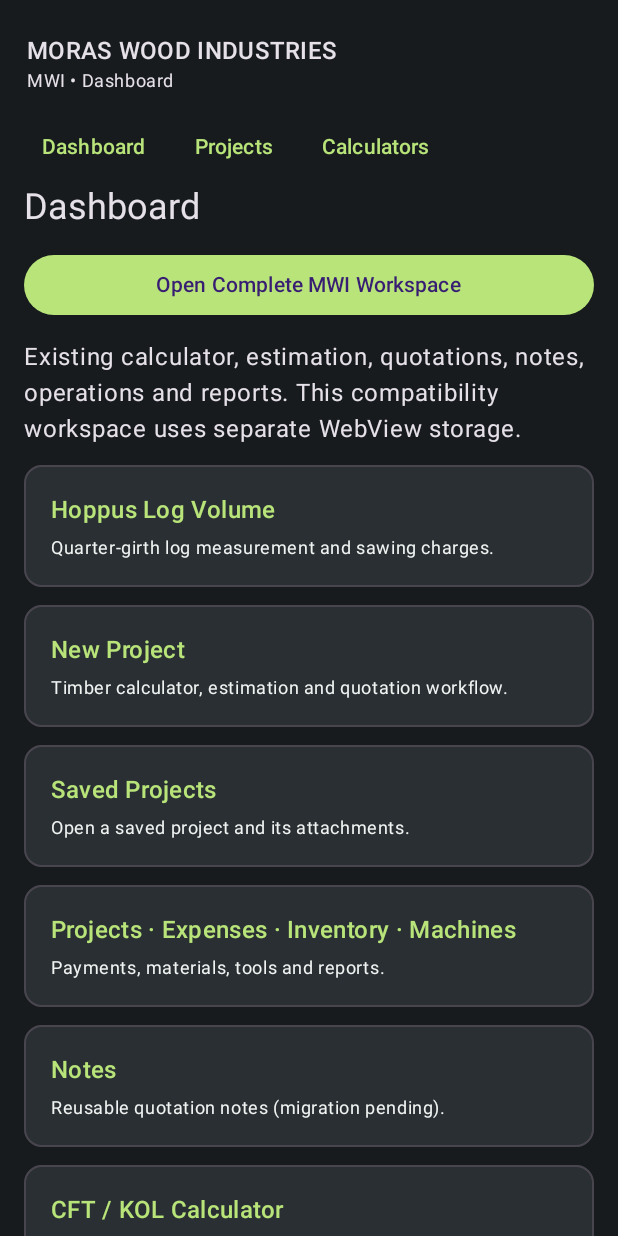
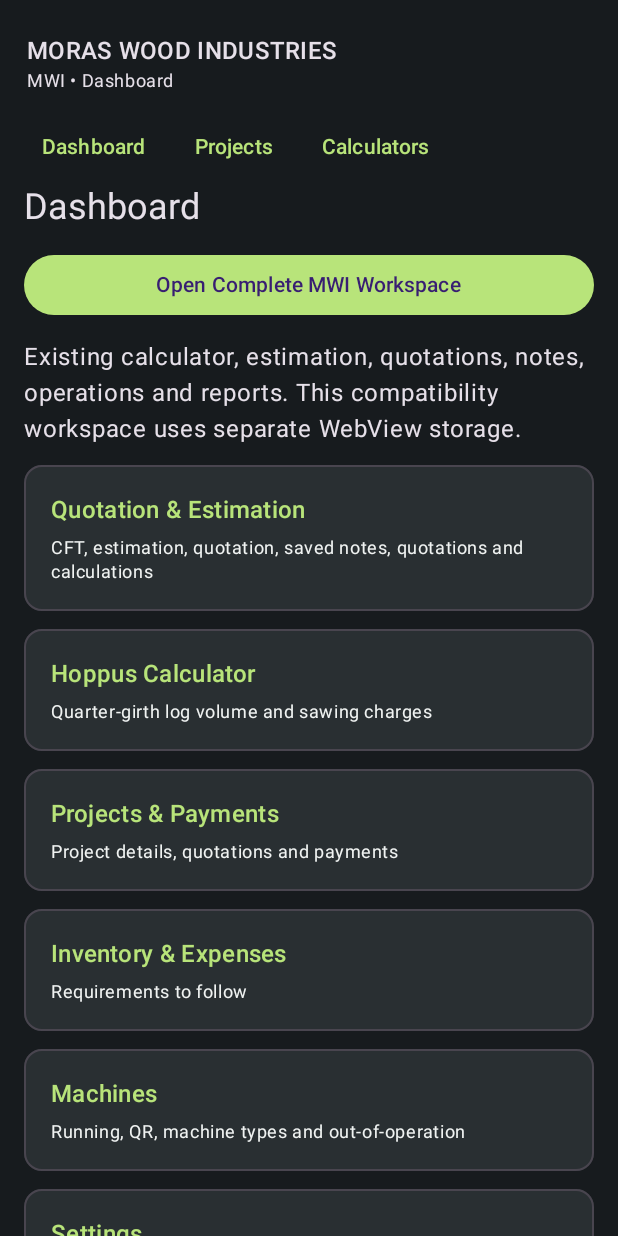
Before and after one commit to Jfmoras/Q-E, an Android app built with Jetpack Compose: the screen it shows after launch (NativeMainActivity), on a phone screen of 412 x 824 dp. Run offline under Robolectric (Android 15) with nearby library versions, the phone set to English and light mode, and no system bars; our stand-ins replace Room's generated code.

Commit message:
Implement agreed six-section MWI dashboard and quotation navigation

```diff
--- a/native-android/app/src/main/java/com/moraswood/qande/NativeMainActivity.kt
+++ b/native-android/app/src/main/java/com/moraswood/qande/NativeMainActivity.kt
@@ -92,13 +92,12 @@ class NativeMainActivity : ComponentActivity() {
                                 Button(onClick = { startActivity(Intent(this@NativeMainActivity, LegacyWorkspaceActivity::class.java)) }, modifier = Modifier.fillMaxWidth()) { Text("Open Complete MWI Workspace") }
                                 Text("Existing calculator, estimation, quotations, notes, operations and reports. This compatibility workspace uses separate WebView storage.")
                                 listOf(
-                                    Triple("Hoppus Log Volume", "Quarter-girth log measurement and sawing charges.", "Hoppus"),
-                                    Triple("New Project", "Timber calculator, estimation and quotation workflow.", "Calculators"),
-                                    Triple("Saved Projects", "Open a saved project and its attachments.", "Projects"),
-                                    Triple("Projects · Expenses · Inventory · Machines", "Payments, materials, tools and reports.", "Projects"),
-                                    Triple("Notes", "Reusable quotation notes (migration pending).", "Notes"),
-                                    Triple("CFT / KOL Calculator", "Timber sizes and rates.", "Calculators"),
-                                    Triple("Settings", "Backup and restore.", "Settings")
+                                    Triple("Quotation & Estimation", "CFT, estimation, quotation, saved notes, quotations and calculations", "Quotation & Estimation"),
+                                    Triple("Hoppus Calculator", "Quarter-girth log volume and sawing charges", "Hoppus"),
+                                    Triple("Projects & Payments", "Project details, quotations and payments", "Projects"),
+                                    Triple("Inventory & Expenses", "Requirements to follow", "Inventory & Expenses"),
+                                    Triple("Machines", "Running, QR, machine types and out-of-operation", "Machines"),
+                                    Triple("Settings", "Backup and app settings", "Settings")
                                 ).forEach { (title, description, destination) ->
                                     OutlinedCard(onClick = { tab = destination }, modifier = Modifier.fillMaxWidth()) {
                                         Column(Modifier.padding(18.dp), verticalArrangement = Arrangement.spacedBy(5.dp)) {
@@ -108,6 +107,25 @@ class NativeMainActivity : ComponentActivity() {
                                     }
                                 }
                             }
+                            "Quotation & Estimation" -> Column(Modifier.verticalScroll(rememberScrollState()), verticalArrangement = Arrangement.spacedBy(10.dp)) {
+                                Text("Quotation & Estimation", style = MaterialTheme.typography.headlineSmall)
+                                listOf("CFT Calculator", "Estimation", "Quotation", "Saved Notes", "Saved Quotations", "Saved Calculations").forEach { item ->
+                                    OutlinedCard(onClick = {
+                                        if (item == "CFT Calculator") tab = "Calculators"
+                                        else if (item == "Saved Notes") tab = "Notes"
+                                        else startActivity(Intent(this@NativeMainActivity, LegacyWorkspaceActivity::class.java))
+                                    }, modifier = Modifier.fillMaxWidth()) {
+                                        Text(item, Modifier.padding(18.dp), style = MaterialTheme.typography.titleMedium)
+                                    }
+                                }
+                                Text("Estimation, quotations and saved records currently open in the compatibility workspace.")
+                            }
+                            "Inventory & Expenses" -> Column {
+                                Text("Inventory & Expenses", style = MaterialTheme.typography.headlineSmall)
+                                Text("Requirements pending. Existing inventory and expense features remain available in the compatibility workspace.")
+                                Button(onClick = { startActivity(Intent(this@NativeMainActivity, LegacyWorkspaceActivity::class.java)) }) { Text("Open existing inventory") }
+                            }
+                            "Machines" -> MachineScreen(this@NativeMainActivity)
                             "Hoppus" -> {
                                 var girth by remember { mutableStateOf("") }
                                 var logLength by remember { mutableStateOf("") }
```
